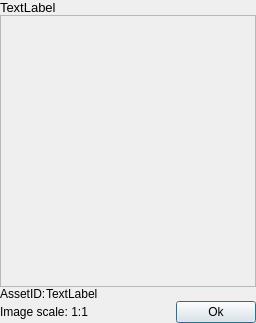
Qt form bin/data/ui/texture_preview.ui (realXtend/tundra) before a commit.
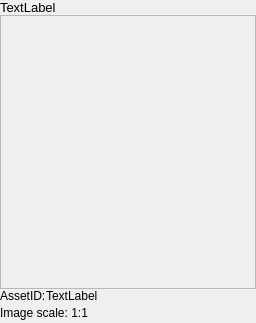
The same form after that commit.

Commit message: Remove obsolete ok buttons.

```diff
--- a/bin/data/ui/texture_preview.ui
+++ b/bin/data/ui/texture_preview.ui
@@ -59,7 +59,7 @@
       <property name="geometry">
        <rect>
         <x>0</x>
-        <y>5</y>
+        <y>7</y>
         <width>254</width>
         <height>255</height>
        </rect>
@@ -163,13 +163,6 @@
        </property>
       </spacer>
      </item>
-     <item>
-      <widget class="QPushButton" name="okButton">
-       <property name="text">
-        <string>Ok</string>
-       </property>
-      </widget>
-     </item>
     </layout>
    </item>
   </layout>
```
The commit also changes 2 other files.
